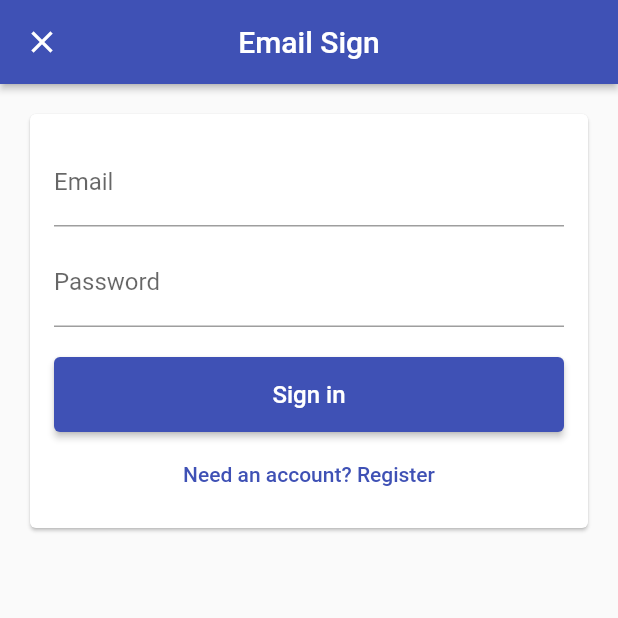
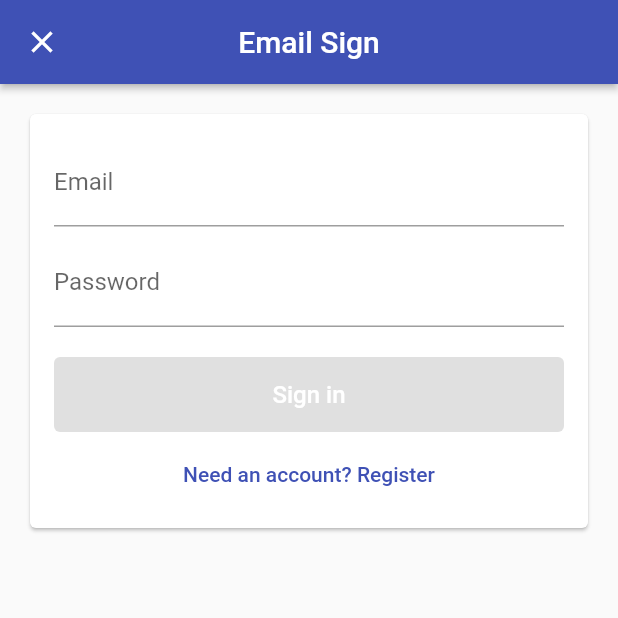
Before and after one commit to aynaitlamine/first_flutter_app, a Flutter app: the screen it shows after launch, after a tap on "Sign in with email", on a phone screen of 412 x 824 dp, the top half of it. Run offline on Flutter 3.47's test engine with Material 2 defaults, Android fonts, the phone set to English and light mode, and no system bars; our stand-ins replace firebase_auth, firebase_core, google_sign_in; accounts and stored records are empty.

Commit message:
Add sign in and sign up with email and password

```diff
--- /dev/null
+++ b/lib/helpers/validators.dart
@@ -0,0 +1,20 @@
+abstract class StringValidator {
+  bool isValid(String value);
+}
+
+class NonEmptyStringValidator implements StringValidator {
+  @override
+  bool isValid(String? value) {
+    if (value == null) {
+      return false;
+    }
+    return value.isNotEmpty;
+  }
+}
+
+class EmailAndPasswordValidators {
+  final StringValidator emailValidator = NonEmptyStringValidator();
+  final StringValidator passwordValidator = NonEmptyStringValidator();
+  final String invalidEmailErrorText = 'Email can\'t be empty';
+  final String invalidPasswordErrorText = 'Password can\'t be empty';
+}
--- a/lib/screens/email_signin_screen.dart
+++ b/lib/screens/email_signin_screen.dart
@@ -1,8 +1,11 @@
+import 'package:first_flutter_app/services/auth.dart';
 import 'package:first_flutter_app/widgets/email_signin_form.dart';
 import 'package:flutter/material.dart';
 
 class EmailSingIn extends StatelessWidget {
-  const EmailSingIn({Key? key}) : super(key: key);
+  const EmailSingIn({Key? key, required this.auth}) : super(key: key);
+
+  final AuthBase auth;
 
   @override
   Widget build(BuildContext context) {
@@ -12,12 +15,14 @@ class EmailSingIn extends StatelessWidget {
         elevation: 2.0,
         centerTitle: true,
       ),
-      body: const Padding(
-          padding: EdgeInsets.all(16),
+      body: Padding(
+          padding: const EdgeInsets.all(16),
           child: SingleChildScrollView(
             reverse: true,
             child: Card(
-              child: EmailSignInForm(),
+              child: EmailSignInForm(
+                auth: auth,
+              ),
             ),
           )),
     );
--- a/lib/screens/signin_screen.dart
+++ b/lib/screens/signin_screen.dart
@@ -28,7 +28,10 @@ class SignIn extends StatelessWidget {
 
   void _signWithEmail(BuildContext context) {
     Navigator.of(context).push(MaterialPageRoute<void>(
-        fullscreenDialog: true, builder: (context) => const EmailSingIn()));
+        fullscreenDialog: true,
+        builder: (context) => EmailSingIn(
+              auth: auth,
+            )));
   }
 
   @override
@@ -41,6 +44,7 @@ class SignIn extends StatelessWidget {
       ),
       body: Container(
         padding: const EdgeInsets.symmetric(horizontal: 10),
+        child: SingleChildScrollView(
           child: Column(
             mainAxisAlignment: MainAxisAlignment.center,
             crossAxisAlignment: CrossAxisAlignment.stretch,
@@ -89,6 +93,7 @@ class SignIn extends StatelessWidget {
             ],
           ),
         ),
+      ),
       backgroundColor: Colors.grey[200],
     );
   }
--- a/lib/widgets/email_signin_form.dart
+++ b/lib/widgets/email_signin_form.dart
@@ -1,7 +1,13 @@
+import 'dart:developer';
+
+import 'package:first_flutter_app/helpers/validators.dart';
+import 'package:first_flutter_app/services/auth.dart';
+import 'package:first_flutter_app/widgets/signin_button.dart';
 import 'package:flutter/material.dart';
 
-class EmailSignInForm extends StatefulWidget {
-  const EmailSignInForm({Key? key}) : super(key: key);
+class EmailSignInForm extends StatefulWidget with EmailAndPasswordValidators {
+  EmailSignInForm({Key? key, required this.auth}) : super(key: key);
+  final AuthBase auth;
   @override
   State<EmailSignInForm> createState() => _EmailSignInFormState();
 }
@@ -11,28 +17,44 @@ enum EmailSignInFormType { signIn, register }
 class _EmailSignInFormState extends State<EmailSignInForm> {
   final TextEditingController _emailController = TextEditingController();
   final TextEditingController _passwordController = TextEditingController();
-  EmailSignInFormType formType = EmailSignInFormType.signIn;
+  final FocusNode _emailFocusNode = FocusNode();
+  final FocusNode _passwordFocusNode = FocusNode();
 
-  String get primaryText {
-    return formType == EmailSignInFormType.signIn
-        ? 'Sign in'
-        : 'Create an account';
-  }
+  String get _email => _emailController.text;
+  String get _password => _passwordController.text;
 
-  String get secondaryText {
-    return formType == EmailSignInFormType.signIn
-        ? 'Need an account? Register'
-        : 'Have an account? Sign in';
-  }
+  EmailSignInFormType _formType = EmailSignInFormType.signIn;
 
-  void _onSubmit() {
-    print(
-        'email: $_emailController.text and password: $_passwordController.text');
+  bool _submitted = false;
+  bool _isLoading = false;
+
+  void _onSubmit() async {
+    setState(() {
+      _submitted = true;
+      _isLoading = true;
+    });
+    try {
+      Future.delayed(const Duration(seconds: 3));
+      if (_formType == EmailSignInFormType.signIn) {
+        await widget.auth.signInWithEmailAndPassword(_email, _password);
+      } else {
+        await widget.auth.createUserWithEmailAndPassword(_email, _password);
+      }
+
+      Navigator.of(context).pop();
+    } catch (e) {
+      log(e.toString());
+    } finally {
+      setState(() {
+        _isLoading = false;
+      });
+    }
   }
 
   void _toggleFormType() {
     setState(() {
-      formType = formType == EmailSignInFormType.signIn
+      _submitted = _isLoading ? true : false;
+      _formType = _formType == EmailSignInFormType.signIn
           ? EmailSignInFormType.register
           : EmailSignInFormType.signIn;
     });
@@ -41,58 +63,112 @@ class _EmailSignInFormState extends State<EmailSignInForm> {
     _passwordController.clear();
   }
 
+  void _emailEditingComplete() {
+    final newFocus = widget.emailValidator.isValid(_email)
+        ? _passwordFocusNode
+        : _emailFocusNode;
+    FocusScope.of(context).requestFocus(newFocus);
+  }
+
+  TextField _buildEmailTextField() {
+    bool showErrorText =
+        _submitted && !widget.emailValidator.isValid(_password) && !_isLoading;
+
+    return TextField(
+      controller: _emailController,
+      focusNode: _emailFocusNode,
+      decoration: InputDecoration(
+          labelText: 'Email',
+          hintText: 'email@timetracker.com',
+          errorText: showErrorText ? widget.invalidEmailErrorText : null,
+          enabled: _isLoading == false),
+      keyboardType: TextInputType.emailAddress,
+      textInputAction: TextInputAction.next,
+      onEditingComplete: _emailEditingComplete,
+      onChanged: (email) => _updateState(),
+    );
+  }
+
+  TextField _buildPasswordTextField() {
+    bool showErrorText =
+        _submitted && !widget.passwordValidator.isValid(_password);
+
+    return TextField(
+      controller: _passwordController,
+      focusNode: _passwordFocusNode,
+      keyboardType: TextInputType.text,
+      textInputAction: TextInputAction.done,
+      decoration: InputDecoration(
+          labelText: 'Password',
+          errorText: showErrorText ? widget.invalidPasswordErrorText : null,
+          enabled: _isLoading == false),
+      obscureText: true,
+      onChanged: (email) => _updateState(),
+    );
+  }
+
+  void _updateState() {
+    setState(() {});
+  }
+
+  List<Widget> _buildChildren() {
+    final primaryText = _formType == EmailSignInFormType.signIn
+        ? 'Sign in'
+        : 'Create an account';
+    final secondaryText = _formType == EmailSignInFormType.signIn
+        ? 'Need an account? Register'
+        : 'Have an account? Sign in';
+
+    bool submitEnabled = widget.emailValidator.isValid(_email) &&
+        widget.passwordValidator.isValid(_password) &&
+        !_isLoading;
+
+    return [
+      _buildEmailTextField(),
+      const SizedBox(
+        height: 8,
+      ),
+      _buildPasswordTextField(),
+      const SizedBox(
+        height: 20,
+      ),
+      !_isLoading
+          ? SizedBox(
+              height: 50,
+              child: SignInButton(
+                  text: primaryText,
+                  textColor: Colors.white,
+                  onPressed: submitEnabled ? _onSubmit : null),
+            )
+          : const SizedBox(
+              child: SizedBox(
+                height: 60.0,
+                child: Center(child: CircularProgressIndicator()),
+              ),
+            ),
+      const SizedBox(
+        height: 8,
+      ),
+      SizedBox(
+        height: 40,
+        child: TextButton(
+            onPressed: !_isLoading ? _toggleFormType : null,
+            child: Text(
+              secondaryText,
+              style: const TextStyle(fontSize: 14),
+            )),
+      )
+    ];
+  }
+
   @override
   Widget build(BuildContext context) {
     return Padding(
       padding: const EdgeInsets.all(16),
       child: Column(
-        mainAxisSize: MainAxisSize.min,
-        crossAxisAlignment: CrossAxisAlignment.stretch,
-        children: [
-          TextField(
-            controller: _emailController,
-            decoration: const InputDecoration(
-              labelText: 'Email',
-              hintText: 'email@timetracker.com',
-            ),
-          ),
-          const SizedBox(
-            height: 8,
-          ),
-          TextField(
-            controller: _passwordController,
-            decoration: const InputDecoration(
-              labelText: 'Password',
-            ),
-            obscureText: true,
-          ),
-          const SizedBox(
-            height: 20,
-          ),
-          SizedBox(
-            height: 50,
-            child: ElevatedButton(
-              onPressed: _onSubmit,
-              child: Text(
-                primaryText,
-                style: const TextStyle(fontSize: 16),
-              ),
-              style: ElevatedButton.styleFrom(),
-            ),
-          ),
-          const SizedBox(
-            height: 8,
-          ),
-          SizedBox(
-              height: 40,
-              child: TextButton(
-                  onPressed: _toggleFormType,
-                  child: Text(
-                    secondaryText,
-                    style: const TextStyle(fontSize: 14),
-                  )))
-        ],
-      ),
+          mainAxisSize: MainAxisSize.min,
+          crossAxisAlignment: CrossAxisAlignment.stretch,
+          children: _buildChildren()),
     );
   }
 }
--- a/lib/widgets/signin_button.dart
+++ b/lib/widgets/signin_button.dart
@@ -14,7 +14,7 @@ class SignInButton extends CustomElevatedButton {
             child: Text(
               text ?? 'error',
               style:
-                  TextStyle(color: textColor ?? Colors.black87, fontSize: 14),
+                  TextStyle(color: textColor ?? Colors.black87, fontSize: 16),
             ),
             onPressed: onPressed,
             style: ElevatedButton.styleFrom(
```
Also changed, not shown: lib/services/auth.dart (+20 -0 lines). Lines whose indentation alone changed are shown as unchanged.
